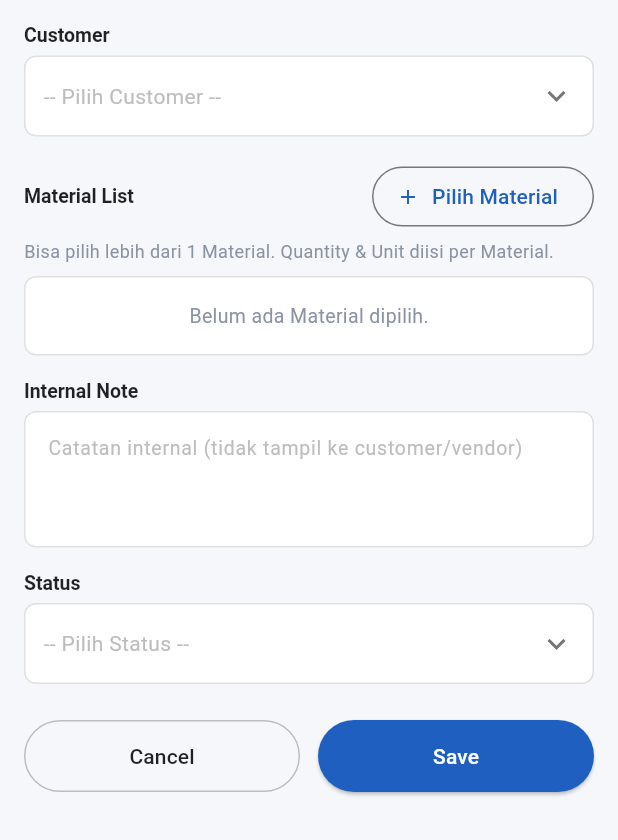
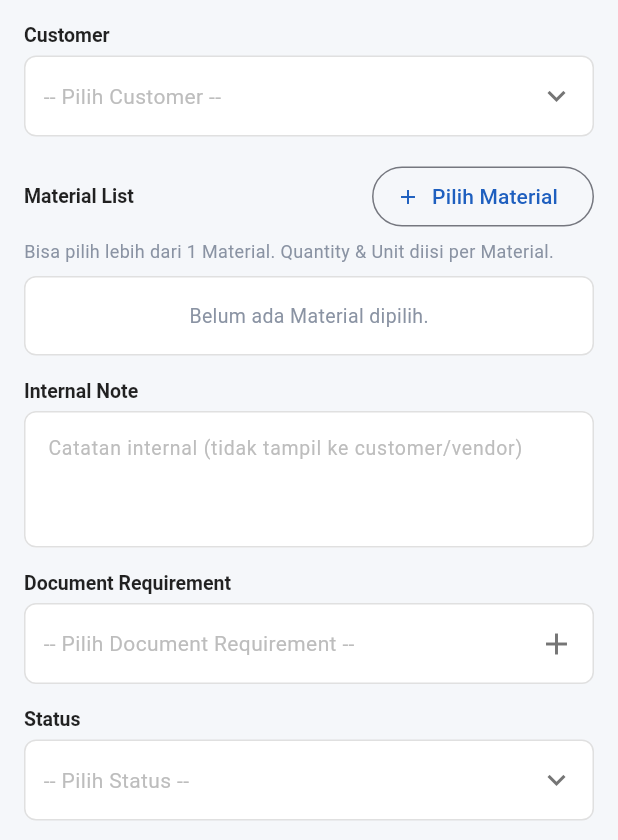
Before and after one commit to Danishur/arumi_purchasing, a Flutter app: the RfqFormScreen screen opened directly, scrolled down 225 dp, on a phone screen of 412 x 824 dp, the part 396-1236 px from its top. Run offline on Flutter 3.47's test engine with Material 3 defaults, Android fonts, the phone set to English and light mode, and no system bars; our stand-ins replace file_picker; missing offline and left inert: excel, mysql1; accounts and stored records are empty.

Commit message:
fix commit

```diff
--- a/lib/screens/rfq_form_screen.dart
+++ b/lib/screens/rfq_form_screen.dart
@@ -303,6 +303,7 @@ class _RfqFormScreenState extends State<RfqFormScreen> {
       dueDate: _dueDate,
       customerId: _customerId,
       internalNote: _internalNoteCtrl.text.trim().isEmpty ? null : _internalNoteCtrl.text.trim(),
+      documentRequirement: _documentRequirement,
       status: _status,
     );
 
@@ -440,6 +441,16 @@ class _RfqFormScreenState extends State<RfqFormScreen> {
                     controller: _internalNoteCtrl,
                     hint: 'Catatan internal (tidak tampil ke customer/vendor)',
                     maxLines: 3,
+                  ),
+                  const SizedBox(height: 16),
+
+                  // Document Requirement -- opsinya sama persis dengan
+                  // Documents di Material Form (MaterialOptions.documents).
+                  _label('Document Requirement'),
+                  _multiPickerBox(
+                    values: _documentRequirement,
+                    hint: '-- Pilih Document Requirement --',
+                    onTap: _pickDocumentRequirement,
                   ),
                   const SizedBox(height: 16),
 
@@ -709,6 +720,49 @@ class _RfqFormScreenState extends State<RfqFormScreen> {
     );
   }
 
+  /// Sama seperti [_pickerBox], tapi untuk field multi-select (Document
+  /// Requirement) -- nilainya digabung koma, ada tanda "+" bukan panah
+  /// bawah, pola sama persis dengan _multiPickerBox di
+  /// vendor_form_screen.dart / material_form_screen.dart.
+  Widget _multiPickerBox({
+    required List<String> values,
+    required String hint,
+    required VoidCallback onTap,
+  }) {
+    return Padding(
+      padding: const EdgeInsets.only(top: 6),
+      child: InkWell(
+        onTap: onTap,
+        borderRadius: BorderRadius.circular(8),
+        child: Container(
+          width: double.infinity,
+          padding: const EdgeInsets.symmetric(horizontal: 12, vertical: 14),
+          decoration: BoxDecoration(
+            color: Colors.white,
+            borderRadius: BorderRadius.circular(8),
+            border: Border.all(color: Colors.grey.shade300),
+          ),
+          child: Row(
+            children: [
+              Expanded(
+                child: Text(
+                  values.isEmpty ? hint : values.join(', '),
+                  style: TextStyle(
+                    fontSize: 14,
+                    color: values.isEmpty ? Colors.grey.shade400 : Colors.black87,
+                  ),
+                  maxLines: 2,
+                  overflow: TextOverflow.ellipsis,
+                ),
+              ),
+              Icon(Icons.add, color: Colors.grey.shade600),
+            ],
+          ),
+        ),
+      ),
+    );
+  }
+
   Widget _datePickerBox(DateTime? date, VoidCallback onTap) {
     return Padding(
       padding: const EdgeInsets.only(top: 6),
--- a/lib/services/database_service.dart
+++ b/lib/services/database_service.dart
@@ -416,7 +416,7 @@ class DatabaseService {
           dim_p, dim_l, dim_t, dim_unit, weight, weight_unit, documents,
           is_transaction, status)
          VALUES (?, ?, ?, ?, ?, ?, ?, ?, ?, ?, ?, ?, ?, ?, ?, ?, ?, ?, ?, ?, ?, ?, ?, ?, ?, ?,
-                 ?, ?, ?, ?, ?, ?, ?, ?, ?, ?)''',
+                 ?, ?, ?, ?, ?, ?, ?, ?, ?, ?, ?)''',
       [
         materialRow['vendor_id'],
         materialRow['scope_of_work'],
```
